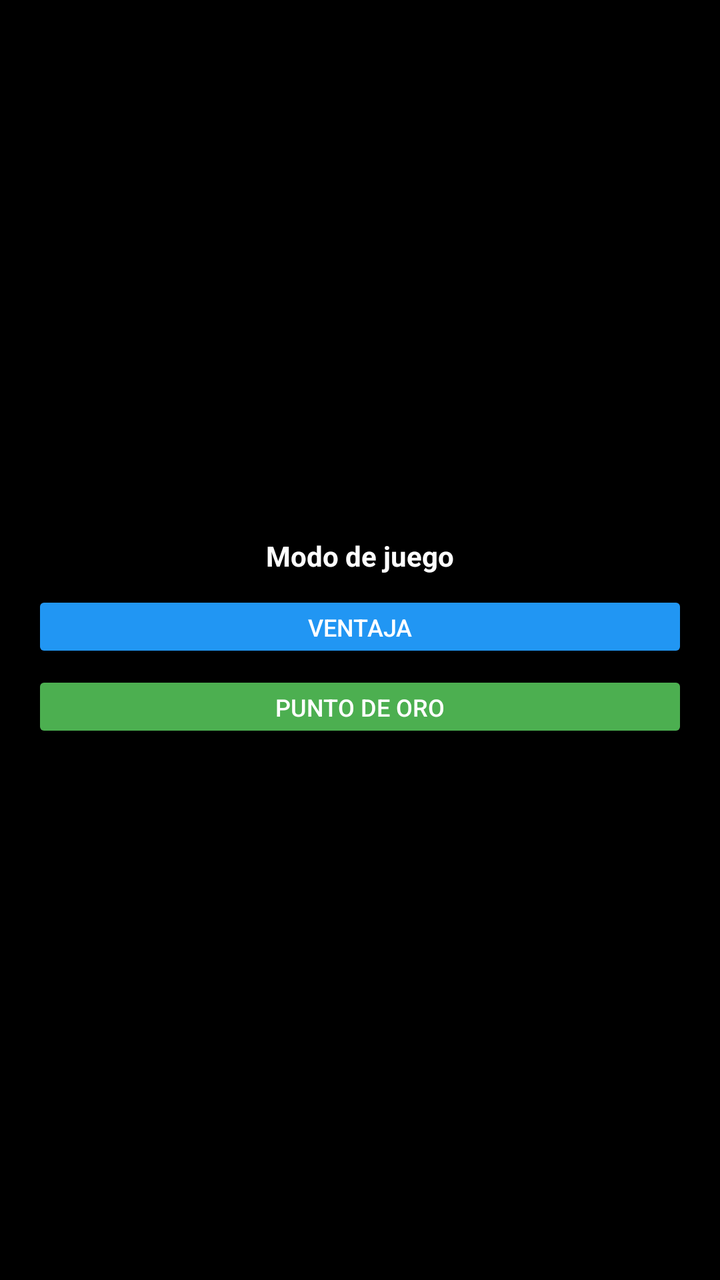
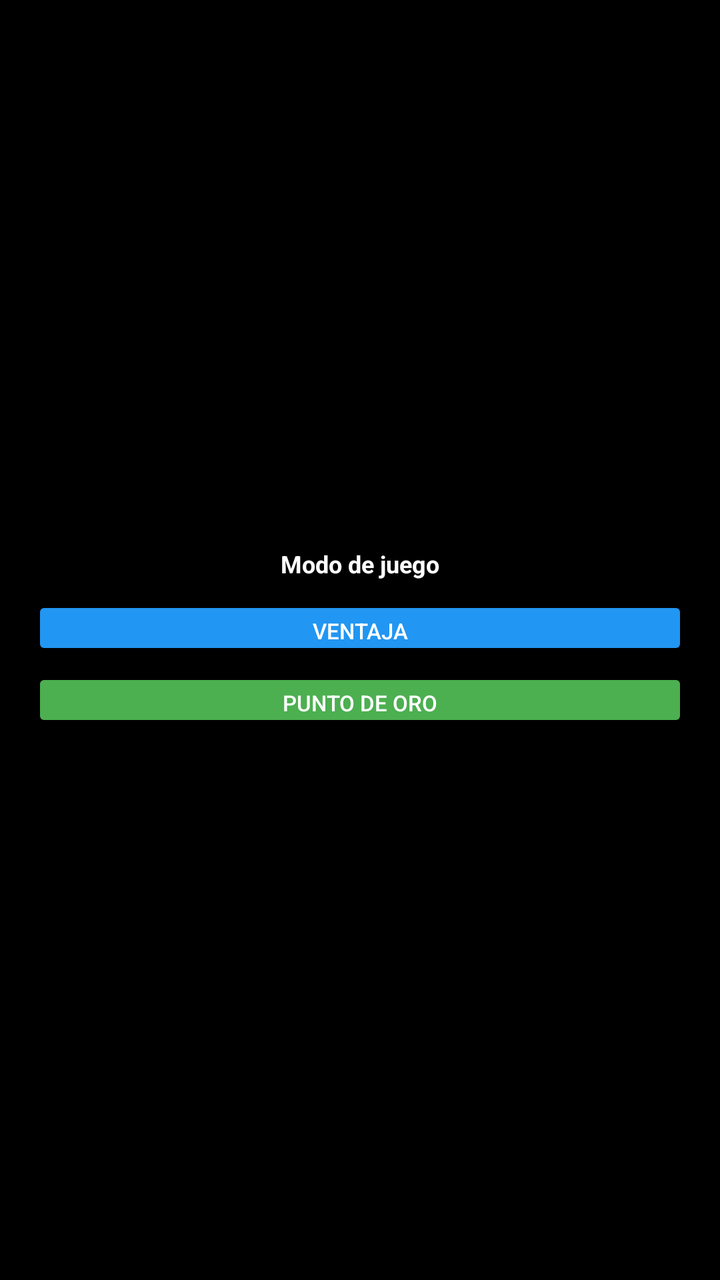

An Android layout rendered at two revisions. The XML below is the earlier revision; the diff shows what the commit changed to produce the second picture.
<!-- AndroidManifest.xml: application theme Theme.AppCompat.NoActionBar -->
<!-- res/layout/activity_wear.xml -->
<?xml version="1.0" encoding="utf-8"?>
<FrameLayout xmlns:android="http://schemas.android.com/apk/res/android"
    android:layout_width="match_parent"
    android:layout_height="match_parent"
    android:background="#050505">

    
    <LinearLayout
        android:layout_width="match_parent"
        android:layout_height="match_parent"
        android:orientation="horizontal"
        android:weightSum="2">

        
        <LinearLayout
            android:id="@+id/layoutTeamA"
            android:layout_width="0dp"
            android:layout_height="match_parent"
            android:layout_weight="1"
            android:orientation="vertical"
            android:gravity="center"
            android:background="#154CAF50"
            android:clickable="true"
            android:focusable="true">

            <TextView
                android:id="@+id/tvSetsA"
                android:layout_width="wrap_content"
                android:layout_height="wrap_content"
                android:text="S:0 J:0"
                android:textColor="#81C784"
                android:textSize="12sp"
                android:textStyle="bold" />

            <TextView
                android:id="@+id/tvScoreA"
                android:layout_width="wrap_content"
                android:layout_height="wrap_content"
                android:text="0"
                android:textColor="#FFFFFF"
                android:textSize="44sp"
                android:textStyle="bold" />
        </LinearLayout>

        
        <View
            android:layout_width="1dp"
            android:layout_height="match_parent"
            android:background="#333333" />

        
        <LinearLayout
            android:id="@+id/layoutTeamB"
            android:layout_width="0dp"
            android:layout_height="match_parent"
            android:layout_weight="1"
            android:orientation="vertical"
            android:gravity="center"
            android:background="#152196F3"
            android:clickable="true"
            android:focusable="true">

            <TextView
                android:id="@+id/tvSetsB"
                android:layout_width="wrap_content"
                android:layout_height="wrap_content"
                android:text="S:0 J:0"
                android:textColor="#64B5F6"
                android:textSize="12sp"
                android:textStyle="bold" />

            <TextView
                android:id="@+id/tvScoreB"
                android:layout_width="wrap_content"
                android:layout_height="wrap_content"
                android:text="0"
                android:textColor="#FFFFFF"
                android:textSize="44sp"
                android:textStyle="bold" />
        </LinearLayout>
    </LinearLayout>

    
    <LinearLayout
        android:id="@+id/layoutWearModeSelection"
        android:layout_width="match_parent"
        android:layout_height="match_parent"
        android:background="#000000"
        android:gravity="center"
        android:orientation="vertical"
        android:padding="16dp">

        <TextView
            android:layout_width="wrap_content"
            android:layout_height="wrap_content"
            android:text="Modo de juego"
            android:textColor="#FFFFFF"
            android:textSize="14sp"
            android:textStyle="bold"
            android:layout_marginBottom="8dp"/>

        <Button
            android:id="@+id/btnWearModeNormal"
            android:layout_width="match_parent"
            android:layout_height="36dp"
            android:text="Ventaja"
            android:textSize="12sp"
            android:backgroundTint="#2196F3"
            android:textColor="#FFFFFF"/>

        <Button
            android:id="@+id/btnWearModeGold"
            android:layout_width="match_parent"
            android:layout_height="36dp"
            android:layout_marginTop="4dp"
            android:text="Punto de Oro"
            android:textSize="12sp"
            android:backgroundTint="#4CAF50"
            android:textColor="#FFFFFF"/>
    </LinearLayout>

</FrameLayout>
<!-- resources referenced by this layout -->
<resources>

</resources>

<!-- the commit's change to res/layout/activity_wear.xml (unified diff, before → after) -->
@@ -8,18 +8,18 @@
     <LinearLayout
         android:layout_width="match_parent"
         android:layout_height="match_parent"
-        android:orientation="horizontal"
+        android:orientation="vertical"
         android:weightSum="2">
 
         
         <LinearLayout
             android:id="@+id/layoutTeamA"
-            android:layout_width="0dp"
-            android:layout_height="match_parent"
+            android:layout_width="match_parent"
+            android:layout_height="0dp"
             android:layout_weight="1"
             android:orientation="vertical"
             android:gravity="center"
-            android:background="#154CAF50"
+            android:background="#104CAF50"
             android:clickable="true"
             android:focusable="true">
 
@@ -27,9 +27,9 @@
                 android:id="@+id/tvSetsA"
                 android:layout_width="wrap_content"
                 android:layout_height="wrap_content"
-                android:text="S:0 J:0"
-                android:textColor="#81C784"
-                android:textSize="12sp"
+                android:text="SET:0 JUEGO:0"
+                android:textColor="#4CAF50"
+                android:textSize="10sp"
                 android:textStyle="bold" />
 
             <TextView
@@ -37,26 +37,26 @@
                 android:layout_width="wrap_content"
                 android:layout_height="wrap_content"
                 android:text="0"
-                android:textColor="#FFFFFF"
-                android:textSize="44sp"
+                android:textColor="#4CAF50"
+                android:textSize="28sp"
                 android:textStyle="bold" />
         </LinearLayout>
 
         
         <View
-            android:layout_width="1dp"
-            android:layout_height="match_parent"
-            android:background="#333333" />
+            android:layout_width="match_parent"
+            android:layout_height="1dp"
+            android:background="#222222" />
 
         
         <LinearLayout
             android:id="@+id/layoutTeamB"
-            android:layout_width="0dp"
-            android:layout_height="match_parent"
+            android:layout_width="match_parent"
+            android:layout_height="0dp"
             android:layout_weight="1"
             android:orientation="vertical"
             android:gravity="center"
-            android:background="#152196F3"
+            android:background="#102196F3"
             android:clickable="true"
             android:focusable="true">
 
@@ -64,9 +64,9 @@
                 android:id="@+id/tvSetsB"
                 android:layout_width="wrap_content"
                 android:layout_height="wrap_content"
-                android:text="S:0 J:0"
-                android:textColor="#64B5F6"
-                android:textSize="12sp"
+                android:text="SET:0 JUEGO:0"
+                android:textColor="#2196F3"
+                android:textSize="10sp"
                 android:textStyle="bold" />
 
             <TextView
@@ -74,8 +74,8 @@
                 android:layout_width="wrap_content"
                 android:layout_height="wrap_content"
                 android:text="0"
-                android:textColor="#FFFFFF"
-                android:textSize="44sp"
+                android:textColor="#2196F3"
+                android:textSize="28sp"
                 android:textStyle="bold" />
         </LinearLayout>
     </LinearLayout>
@@ -95,26 +95,26 @@
             android:layout_height="wrap_content"
             android:text="Modo de juego"
             android:textColor="#FFFFFF"
-            android:textSize="14sp"
+            android:textSize="12sp"
             android:textStyle="bold"
             android:layout_marginBottom="8dp"/>
 
         <Button
             android:id="@+id/btnWearModeNormal"
             android:layout_width="match_parent"
-            android:layout_height="36dp"
+            android:layout_height="32dp"
             android:text="Ventaja"
-            android:textSize="12sp"
+            android:textSize="11sp"
             android:backgroundTint="#2196F3"
             android:textColor="#FFFFFF"/>
 
         <Button
             android:id="@+id/btnWearModeGold"
             android:layout_width="match_parent"
-            android:layout_height="36dp"
+            android:layout_height="32dp"
             android:layout_marginTop="4dp"
             android:text="Punto de Oro"
-            android:textSize="12sp"
+            android:textSize="11sp"
             android:backgroundTint="#4CAF50"
             android:textColor="#FFFFFF"/>
     </LinearLayout>
